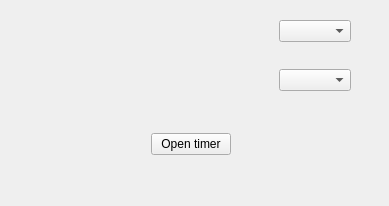
The window that mainwindow.ui (RiccardoMurgia/Timer) describes before a commit, drawn with Qt 5.
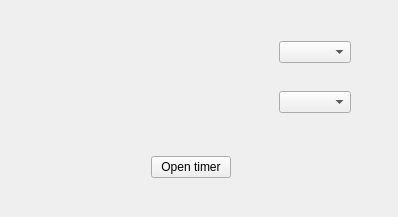
The same window after the commit.

Diff of the .ui file:
```diff
--- a/mainwindow.ui
+++ b/mainwindow.ui
@@ -6,8 +6,8 @@
    <rect>
     <x>0</x>
     <y>0</y>
-    <width>389</width>
-    <height>206</height>
+    <width>398</width>
+    <height>217</height>
    </rect>
   </property>
   <property name="windowTitle">
@@ -18,9 +18,9 @@
     <property name="geometry">
      <rect>
       <x>30</x>
-      <y>10</y>
+      <y>30</y>
       <width>321</width>
-      <height>153</height>
+      <height>156</height>
      </rect>
     </property>
     <layout class="QVBoxLayout" name="verticalLayout">
@@ -38,6 +38,19 @@
          </property>
         </widget>
        </item>
+       <item>
+        <spacer name="horizontalSpacer_6">
+         <property name="orientation">
+          <enum>Qt::Horizontal</enum>
+         </property>
+         <property name="sizeHint" stdset="0">
+          <size>
+           <width>40</width>
+           <height>20</height>
+          </size>
+         </property>
+        </spacer>
+       </item>
        <item>
         <spacer name="horizontalSpacer">
          <property name="orientation">
```
Left out of the diff: 4 changed lines with no effect on the pictures.
